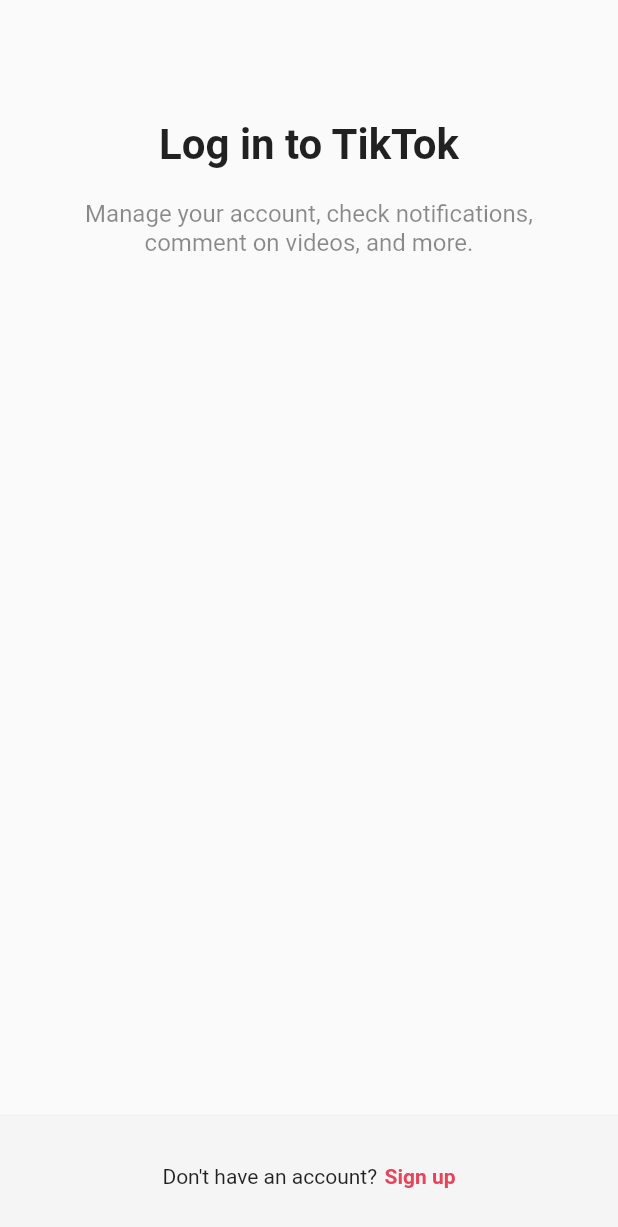
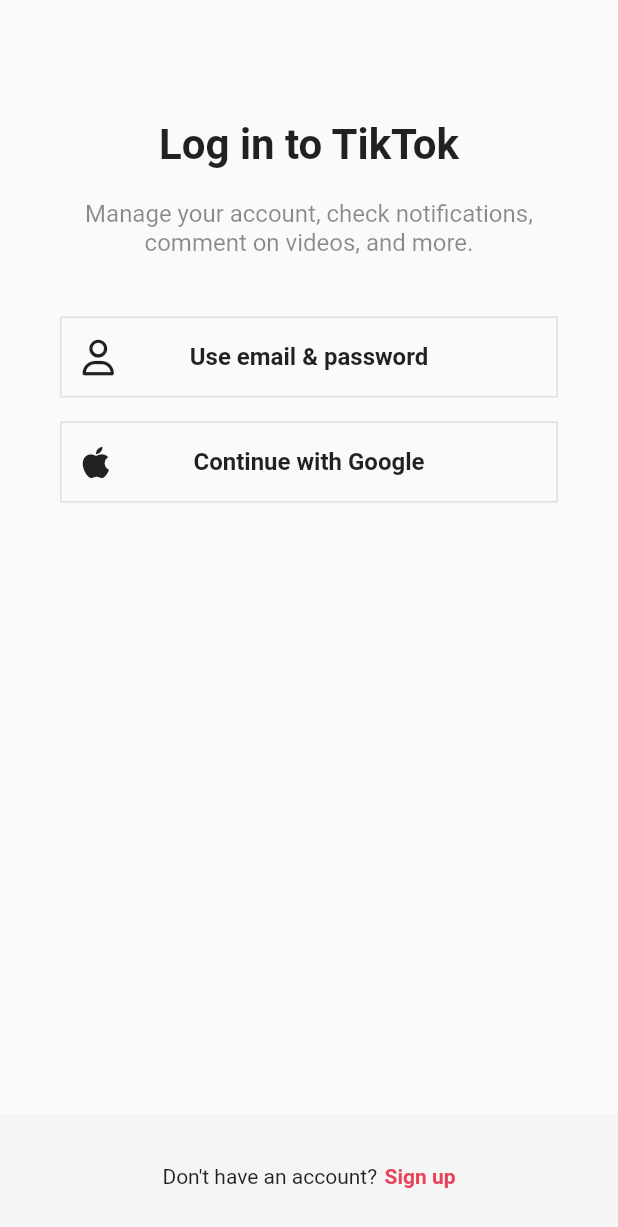
Before and after one commit to tnsgud/tiktok-clone, a Flutter app: the screen it shows after launch, after a tap on "Log in", on a phone screen of 412 x 824 dp. Shown: the top 1227 px of the screen. Run offline on Flutter 3.47's test engine with Material 2 defaults, Android fonts, the light colour scheme and no system bars; our stand-ins replace font_awesome_flutter.

Commit message:
feat: add icon in auth button

```diff
--- a/lib/features/authentication/login_screen.dart
+++ b/lib/features/authentication/login_screen.dart
@@ -1,6 +1,8 @@
 import 'package:flutter/material.dart';
+import 'package:font_awesome_flutter/font_awesome_flutter.dart';
 import 'package:tiktok_clone/constants/gaps.dart';
 import 'package:tiktok_clone/constants/sizes.dart';
+import 'package:tiktok_clone/features/authentication/widgets/auth_button.dart';
 
 class LoginScreen extends StatelessWidget {
   const LoginScreen({super.key});
@@ -34,6 +36,16 @@
                 ),
                 textAlign: TextAlign.center,
               ),
+              Gaps.v40,
+              AuthButton(
+                icon: FaIcon(FontAwesomeIcons.user),
+                text: 'Use email & password',
+              ),
+              Gaps.v16,
+              AuthButton(
+                icon: FaIcon(FontAwesomeIcons.apple),
+                text: 'Continue with Google',
+              ),
             ],
           ),
         ),
--- a/lib/features/authentication/sign_up_screen.dart
+++ b/lib/features/authentication/sign_up_screen.dart
@@ -1,4 +1,5 @@
 import 'package:flutter/material.dart';
+import 'package:font_awesome_flutter/font_awesome_flutter.dart';
 import 'package:tiktok_clone/constants/gaps.dart';
 import 'package:tiktok_clone/constants/sizes.dart';
 import 'package:tiktok_clone/features/authentication/widgets/auth_button.dart';
@@ -41,10 +42,15 @@
                 textAlign: TextAlign.center,
               ),
               Gaps.v40,
-              AuthButton(text: 'Use phone or email'),
-              AuthButton(text: 'Continue with Facebook'),
-              AuthButton(text: 'Continue with Apple'),
-              AuthButton(text: 'Continue with Google'),
+              AuthButton(
+                icon: FaIcon(FontAwesomeIcons.user),
+                text: 'Use email & password',
+              ),
+              Gaps.v16,
+              AuthButton(
+                icon: FaIcon(FontAwesomeIcons.apple),
+                text: 'Continue with Google',
+              ),
             ],
           ),
         ),
--- a/lib/features/authentication/widgets/auth_button.dart
+++ b/lib/features/authentication/widgets/auth_button.dart
@@ -1,31 +1,43 @@
 import 'package:flutter/material.dart';
+import 'package:font_awesome_flutter/font_awesome_flutter.dart';
 import 'package:tiktok_clone/constants/sizes.dart';
 
 class AuthButton extends StatelessWidget {
   final String text;
+  final FaIcon icon;
 
-  const AuthButton({
-    super.key,
-    required this.text,
-  });
+  const AuthButton({super.key, required this.text, required this.icon});
 
   @override
   Widget build(BuildContext context) {
     return FractionallySizedBox(
       widthFactor: 1,
       child: Container(
-        padding: const EdgeInsets.symmetric(vertical: Sizes.size14),
+        padding: const EdgeInsets.all(Sizes.size14),
         decoration: BoxDecoration(
           border: Border.all(
             color: Colors.grey.shade300,
             width: Sizes.size1,
           ),
         ),
-        child: Text(
-          text,
-          textAlign: TextAlign.center,
-          style: const TextStyle(
-              fontSize: Sizes.size16, fontWeight: FontWeight.w600),
+        child: Stack(
+          alignment: Alignment.center,
+          children: [
+            Align(
+              alignment: Alignment.centerLeft,
+              child: icon,
+            ),
+            Expanded(
+              child: Text(
+                text,
+                textAlign: TextAlign.center,
+                style: const TextStyle(
+                  fontSize: Sizes.size16,
+                  fontWeight: FontWeight.w600,
+                ),
+              ),
+            ),
+          ],
         ),
       ),
     );
```
